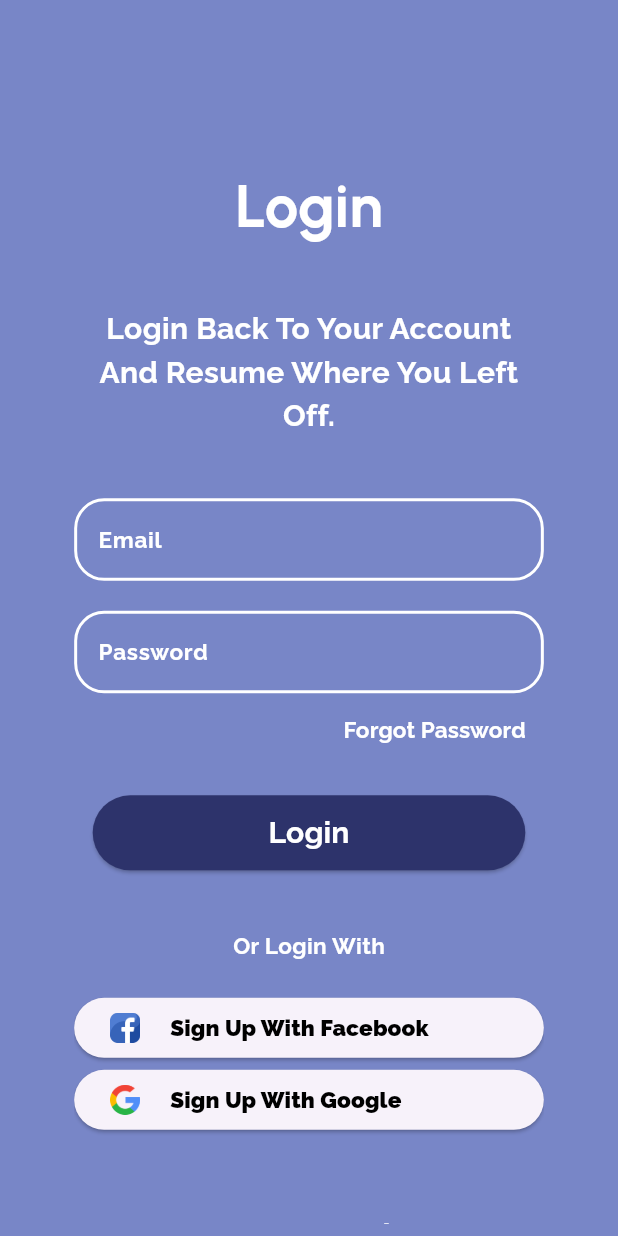
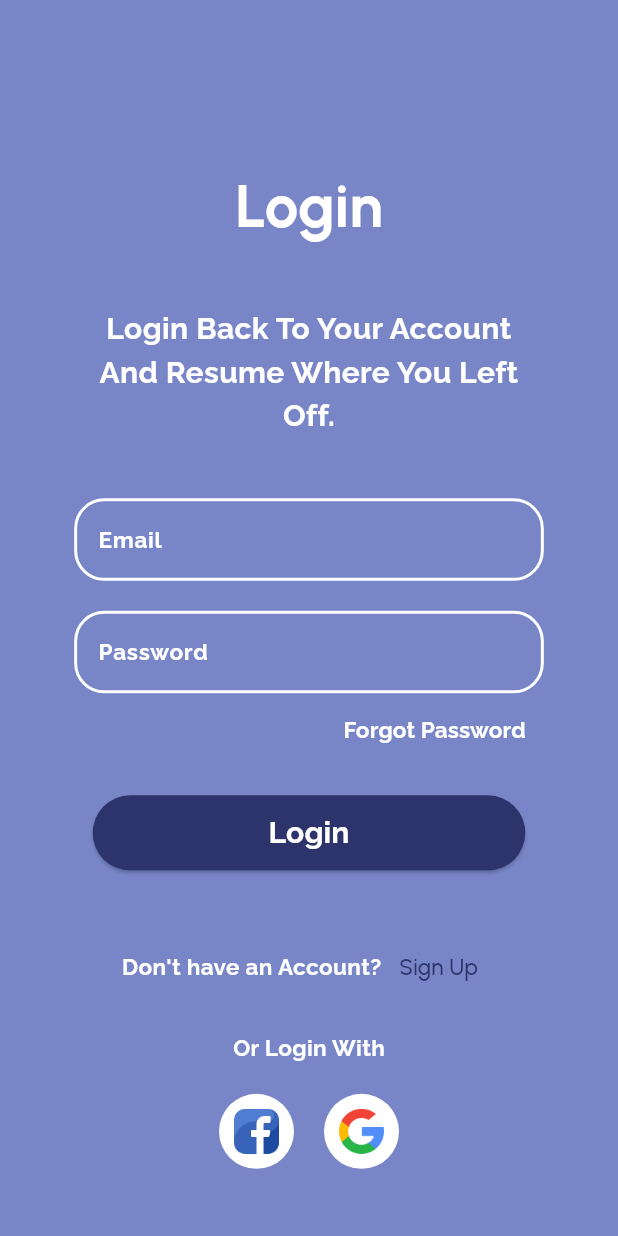
Before and after one commit to Datrix001/EmployeeRegistration, a Flutter app: the screen it shows after launch, after a tap on "Sign In", on a phone screen of 412 x 824 dp. Run offline on Flutter 3.47's test engine with Material 3 defaults, Android fonts, the light colour scheme and no system bars; our stand-ins replace cloud_firestore, firebase_core; accounts and stored records are empty.

Commit message:
Changed Some of the Layout

```diff
--- a/lib/pages/login.dart
+++ b/lib/pages/login.dart
@@ -81,49 +81,44 @@ class _LoginState extends State<Login> {
               SizedBox(
                 height: 40,
               ),
+              Row(
+                mainAxisAlignment: MainAxisAlignment.center,
+                children: [
+                  Text("Don't have an Account?",style: AppText.body1Style(),),
+                  TextButton(
+                      onPressed: () {},
+                      child: Text("Sign Up",
+                          style: AppText.LinkTextStyle()))
+                ],
+              ),
+              SizedBox(
+                height: 20,
+              ),
               Text("Or Login With", style: AppText.body1Style()),
               SizedBox(
                 height: 20,
               ),
-              ElevatedButton(
-                  onPressed: () {},
-                  child: Row(
-                    children: [
-                      Image.asset(
-                        "assets/images/facebook.png",
-                        height: 20,
-                      ),
-                      SizedBox(
-                        width: 20,
-                      ),
-                      Text("Sign Up With Facebook",
-                          style: AppText.buttonStyle())
-                    ],
-                  )),
-              ElevatedButton(
-                  onPressed: () {},
-                  child: Row(
-                    children: [
-                      Image.asset(
-                        "assets/images/google.png",
-                        height: 20,
-                      ),
-                      SizedBox(
-                        width: 20,
-                      ),
-                      Text("Sign Up With Google", style: AppText.buttonStyle())
-                    ],
-                  )),
-              SizedBox(
-                height: 40,
-              ),
               Row(
                 mainAxisAlignment: MainAxisAlignment.center,
+                // crossAxisAlignment: CrossAxisAlignment.center,
                 children: [
-                  TextButton(
-                      onPressed: () {},
-                      child: Text("Don't have an Account? Sign Up Here",
-                          style: AppText.LinkTextStyle()))
+                  CircleAvatar(
+                    backgroundColor: Colors.white,
+                    radius: 25,
+                    child: IconButton(onPressed: (){}, icon: Image.asset(
+                          "assets/images/facebook.png",
+                          height: 30,
+                        ),),
+                  ),
+                  SizedBox(width: 20,),
+                  CircleAvatar(
+                    backgroundColor: Colors.white,
+                    radius: 25,
+                    child: IconButton(onPressed: (){}, icon: Image.asset(
+                          "assets/images/google.png",
+                          height: 30,
+                        ),),
+                  ),
                 ],
               )
             ],
--- a/lib/styles/font.dart
+++ b/lib/styles/font.dart
@@ -17,6 +17,7 @@ class AppText {
   static FontWeight headerWeight = FontWeight.w700;
   static FontWeight bodyWeight = FontWeight.bold;
   static FontWeight body1Weight = FontWeight.w900;
+  static FontWeight linkWeight = FontWeight.w500;
 
 
 
@@ -58,11 +59,11 @@ class AppText {
   static TextStyle LinkTextStyle() {
     return TextStyle(
       fontSize: body1Size,
-      fontWeight: body1Weight,
-      fontFamily: "Raleway",
-      color: body1Color,
-      decoration: TextDecoration.underline,
-      decorationColor: Colors.white
+      fontWeight: linkWeight,
+      fontFamily: "Urbanist",
+      color: AppColors.buttonColor,
+      // decoration: TextDecoration.underline,
+      // decorationColor:AppColors.buttonColor
     );
 }
 }
```
